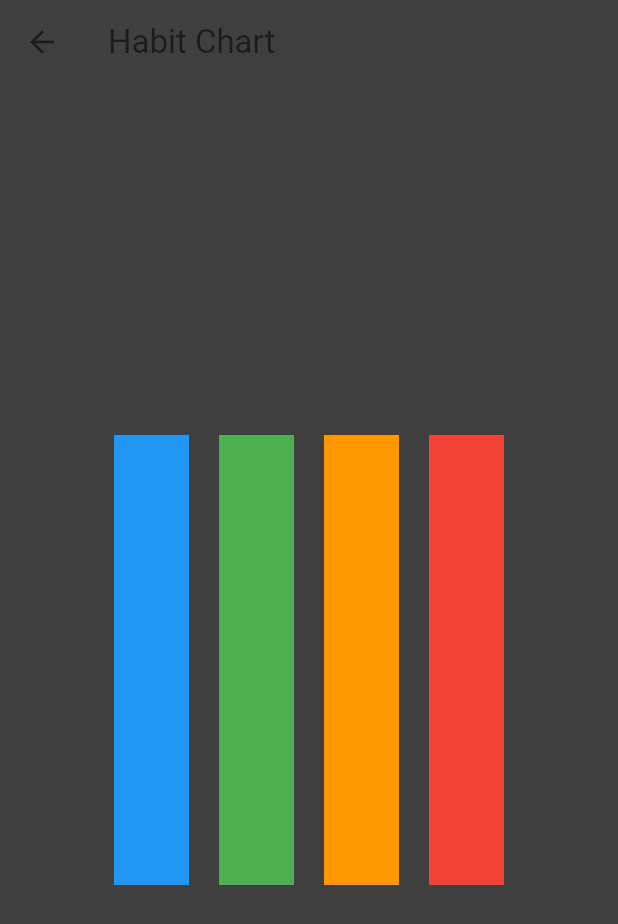
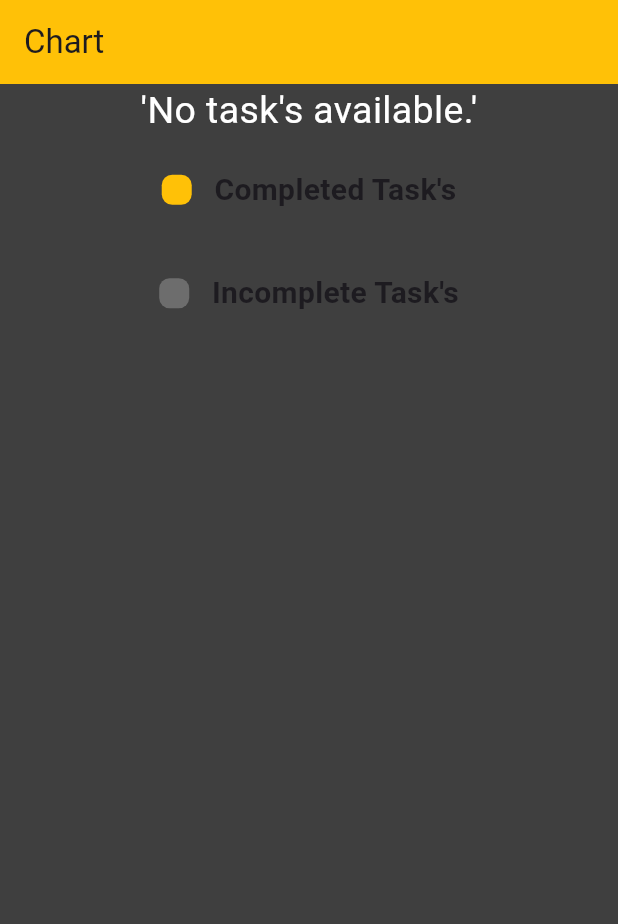
Before and after one commit to MINHAJ-E/Hive-MyHabit, a Flutter app: the HabitChart screen opened directly, on a phone screen of 412 x 824 dp. Shown: the top 924 px of the screen. Run offline on Flutter 3.47's test engine with Material 3 defaults, Android fonts, the phone set to English and light mode, and no system bars; our stand-ins replace fl_chart, flutter_slidable, hive, hive_flutter, shared_preferences, smooth_page_indicator; accounts and stored records are empty.

Commit message:
add chart

```diff
--- a/lib/model/habit/data_model.dart
+++ b/lib/model/habit/data_model.dart
@@ -1,7 +1,7 @@
 import 'package:hive_flutter/adapters.dart';
 part 'data_model.g.dart';
 
-@HiveType(typeId: 1)
+@HiveType(typeId: 0)
 class HabitModel {
   @HiveField(0)
   final String habit;
--- a/lib/screens/chart_screen.dart
+++ b/lib/screens/chart_screen.dart
@@ -1,57 +1,108 @@
+import 'package:fl_chart/fl_chart.dart';
 import 'package:flutter/material.dart';
+import 'package:my_habit_app/db/functions/habitfunctions/dbhabit_functions.dart';
 import 'package:my_habit_app/helpers/colors.dart';
+import 'package:my_habit_app/helpers/colors.dart';
+import 'package:my_habit_app/model/habit/data_model.dart';
 // import 'package:my_habit_app/widgets/calender.dart';
 
-class HabitChart extends StatelessWidget {
+class HabitChart extends StatefulWidget {
   const HabitChart({super.key});
 
   @override
- Widget build(BuildContext context) {
+  State<HabitChart> createState() => _HabitChartState();
+}
 
+class _HabitChartState extends State<HabitChart> {
+  @override
+  Widget build(BuildContext context) {
+    // final themeManager = Provider.of<ThemeManager>(context);
     return Scaffold(
       backgroundColor: bggrey,
       appBar: AppBar(
-        backgroundColor: bggreyisue,
-        title: Text('Habit Chart'),
-      ),
-      body: Center(
-        child: BarChart(),
-      ),
-    );
-  }
-}
 
-class BarChart extends StatelessWidget {
-  @override
-  Widget build(BuildContext context) {
-    return Container(
-      height: 300,
-      width: 300,
-      child: Row(
-        mainAxisAlignment: MainAxisAlignment.spaceEvenly,
-        children: <Widget>[
-          Bar(color: Colors.blue, height: 300),
-          Bar(color: Colors.green, height: 300),
-          Bar(color: Colors.orange, height: 300),
-          Bar(color: Colors.red, height: 300),
+        title: Text('Chart'),
+        backgroundColor: Colors.amber,
+        elevation: 0,
+        automaticallyImplyLeading: false,
+        flexibleSpace: Container(
+          decoration: BoxDecoration(
+            // gradient: themeManager.primaryColorGradient,
+          ),)),
+      body: Column(
+        children: [
+          FutureBuilder<List<HabitModel>>(
+            future: getAllHabit(),
+            builder: (context, snapshot) {
+               if (!snapshot.hasData || snapshot.data!.isEmpty) {
+                return const Center(
+                  child: Text("'No task's available.'",style: TextStyle(color: Colors.white,fontSize: 25),));
+              } else {
+                int completedTasks =
+                    snapshot.data!.where((task) => task.taskcomplete).length;
+                int incompletedTasks =
+                    snapshot.data!.where((task) => !task.taskcomplete).length;
+                int totalTasks = completedTasks + incompletedTasks;
+
+                double completed = (completedTasks / totalTasks) * 100;
+                double incompleted = (incompletedTasks / totalTasks) * 100;
+
+                return Center(
+                  child: Padding(
+                    padding: const EdgeInsets.only(top: 60),
+                    child: Container(
+                      width: 350,
+                      height: 350,
+                      child: PieChart(
+                        PieChartData(
+                          sections: [
+                            PieChartSectionData(
+                              value: completed,
+                              color:Colors.amber,
+                              title: '${completed.toStringAsFixed(0)}%',titleStyle: TextStyle(color:Colors.white,fontSize: 30,fontWeight: FontWeight.w500),
+                              radius: 40,
+                            ),
+                            PieChartSectionData(
+                              value: incompleted,
+                              color:Colors.white24,
+                              title: '${incompleted.toStringAsFixed(0)}%',titleStyle: TextStyle(color: Colors.white,fontSize: 30,fontWeight: FontWeight.w500),
+                              radius: 40,
+                            ),
+                          ],
+                          sectionsSpace: 2,
+                          centerSpaceRadius: 90,
+                          startDegreeOffset: 90,
+                        ),
+                      ),
+                    ),
+                  ),
+                );
+              }
+            },
+          ),
+          SizedBox(height: 20,),
+          chartValues(color: Colors.amber, text: "Completed Task's"),
+          SizedBox(height: 40,),
+          chartValues(color:Colors.white24, text: "Incomplete Task's")
         ],
       ),
     );
   }
-}
 
-class Bar extends StatelessWidget {
-  final Color color;
-  final double height;
-
-  Bar({required this.color, required this.height});
-
-  @override
-  Widget build(BuildContext context) {
-    return Container(
-      color: color,
-      width: 50,
-      height: height,
+  Row chartValues({required Color color, String? text}) {
+    return Row(
+      mainAxisAlignment: MainAxisAlignment.center,
+      children: [
+        Container(
+          height: 20,
+          width: 20,
+          decoration: BoxDecoration(
+            color: color,
+            borderRadius: BorderRadius.circular(7)),
+        ),
+        SizedBox(width: 15,),
+        Text(text!, style: TextStyle(fontWeight: FontWeight.w700, fontSize: 20),)
+      ],
     );
   }
 }
--- a/lib/screens/today_screen.dart
+++ b/lib/screens/today_screen.dart
@@ -363,8 +363,7 @@ class _TodayScreenState extends State<TodayScreen> {
                                                   value: data.taskcomplete,
                                                   onChanged: (newvalue) {
                                                     setState(() async {
-                                                      data.taskcomplete =
-                                                          newvalue!;
+                                                      data.taskcomplete = newvalue!;
                                                       addCheck(index, data);
                                                     });
                                                   },
--- a/lib/widgets/drawer.dart
+++ b/lib/widgets/drawer.dart
@@ -155,7 +155,7 @@ class _DrawerState extends State<Drawerrr> {
 
             setState(() {
                     resethabit(selectedCardIndex);
-                    resetregular(selectedCardIndex);
+                    // resetregular(selectedCardIndex);
                   });
                   Navigator.of(context).push(
                       MaterialPageRoute(builder: (ctx) => const BottomBar()));
```
Also changed, not shown: lib/db/functions/habitfunctions/dbhabit_functions.dart (+32 -30 lines), lib/db/functions/regularfunctions/dbregular_function.dart (added, +25 -0 lines), lib/main.dart (+12 -3 lines), lib/model/regular/regular_model.dart (added, +17 -0 lines), lib/pages/mianPages/habit_addingpage.dart (+29 -10 lines), lib/screens/regular_screen.dart (+150 -168 lines), lib/model/habit/data_model.g.dart, lib/model/regular/regular_model.g.dart (added), pubspec.lock.
